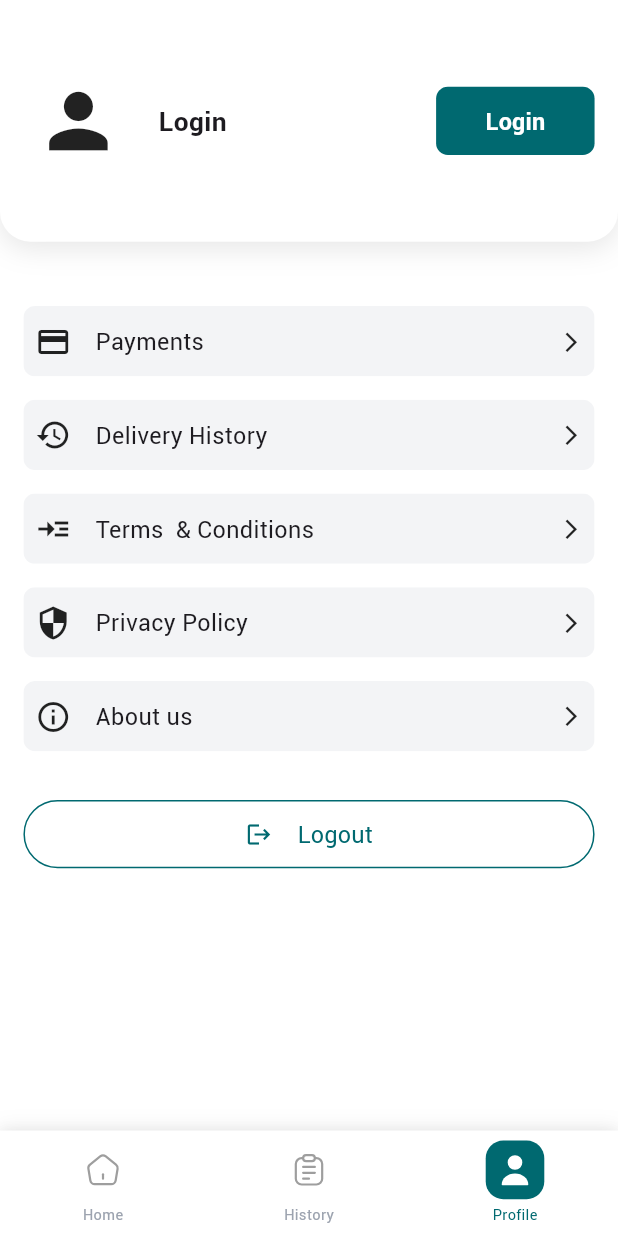
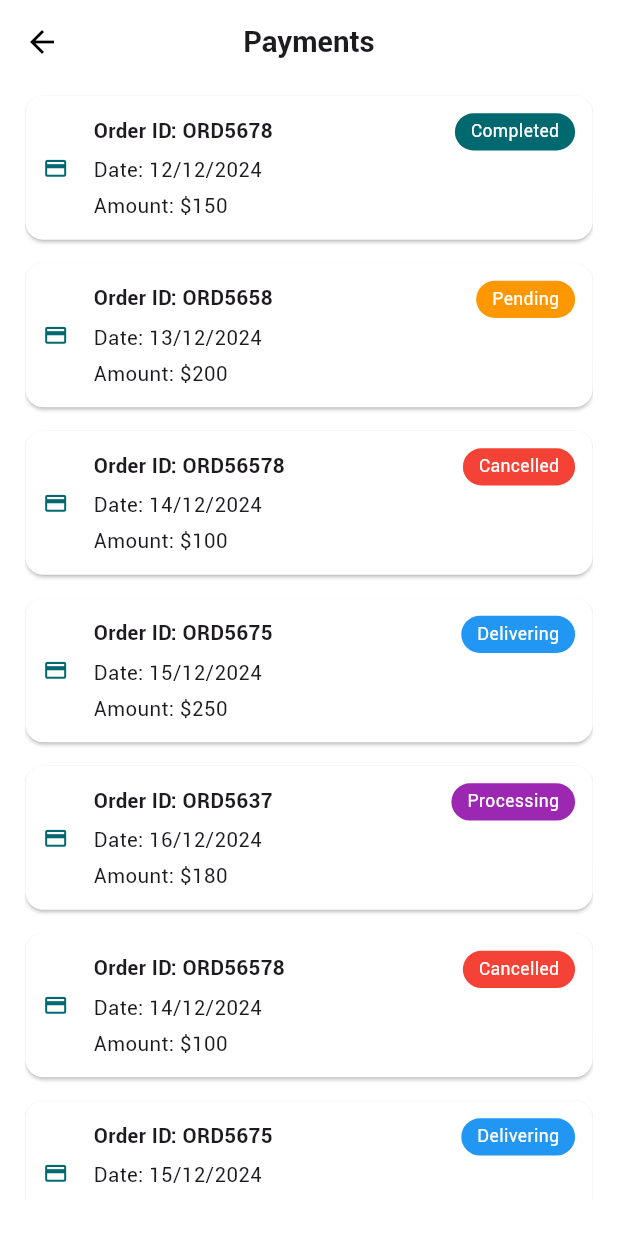
Before and after one commit to tarikbinaziz/parcel_track, a Flutter app: the DashBoardScreen screen opened by its route, item 3 of the bottom bar chosen, after a tap on "Payments", on a phone screen of 412 x 824 dp. Run offline on Flutter 3.47's test engine with Material 3 defaults, Android fonts, the phone set to English and light mode, and no system bars; our stand-ins replace cached_network_image, carousel_slider, dio, flutter_easyloading, flutter_form_builder, flutter_riverpod and 12 more; missing offline and left inert: flutter_downloader; accounts and stored records are empty; generated files the repository leaves out were written again; Roboto replaces fonts that are missing (Rotobo); project files that could hold a hidden picture were left out.

Commit message:
app is totally complete

```diff
--- a/lib/routes.dart
+++ b/lib/routes.dart
@@ -5,11 +5,13 @@ import 'package:parcel_track/views/auth/components/phone_verification.dart';
 import 'package:parcel_track/views/auth/login_screen.dart';
 import 'package:parcel_track/views/auth/signup_screen.dart';
 import 'package:parcel_track/views/dashboard/dashboard_screen.dart';
+import 'package:parcel_track/views/dashboard/history_screen/history_screen.dart';
 import 'package:parcel_track/views/dashboard/home_screen/confirm_details_screen.dart';
 import 'package:parcel_track/views/dashboard/home_screen/courier_details_screen.dart';
 import 'package:parcel_track/views/dashboard/home_screen/delivery_details_screen.dart';
 import 'package:parcel_track/views/dashboard/home_screen/details.dart';
 import 'package:parcel_track/views/dashboard/home_screen/instant_delivery_screen.dart';
+import 'package:parcel_track/views/dashboard/home_screen/notification_screen.dart';
 import 'package:parcel_track/views/dashboard/home_screen/schedule_delivery_screen.dart';
 import 'package:parcel_track/views/dashboard/profile_screen/components/about_us.dart';
 import 'package:parcel_track/views/dashboard/profile_screen/components/add_or_edit_address.dart';
@@ -17,6 +19,8 @@ import 'package:parcel_track/views/dashboard/profile_screen/components/manage_ad
 import 'package:parcel_track/views/dashboard/profile_screen/components/privacy_and_policy.dart';
 import 'package:parcel_track/views/dashboard/profile_screen/components/profile_update.dart';
 import 'package:parcel_track/views/dashboard/profile_screen/components/terms_and_conditions.dart';
+import 'package:parcel_track/views/dashboard/profile_screen/others_screen.dart';
+import 'package:parcel_track/views/dashboard/profile_screen/payments_screen.dart';
 import 'package:parcel_track/views/splash_screen/on_boarding.dart';
 import 'package:parcel_track/views/splash_screen/splash_screen.dart';
 
@@ -39,6 +43,10 @@ class Routes {
   static const courierDetailsScreen = '/courierDetails';
   static const scheduleDeliveryScreen = '/scheduleDelivery';
   static const deliveryDetailsScreen = '/deliveryDetails';
+  static const paymentListScreen = '/paymentsScreen';
+  static const historyScreen = '/historyScreen';
+  static const othersScreen = '/othersScreen';
+  static const notificationScreen = '/notificationScreen';
 
   static const cartScreen = '/cartScreen';
   static const shippingPayment = '/shippingPayment';
@@ -95,6 +103,23 @@ Route generatedRoutes(RouteSettings settings) {
     case Routes.courierDetailsScreen:
       child = const CourierDetailsScreen();
       break;
+    case Routes.paymentListScreen:
+      child = PaymentListScreen();
+      break;
+    case Routes.historyScreen:
+      child = HistoryScreen(
+        isShowBack: settings.arguments as bool,
+      );
+      break;
+    case Routes.othersScreen:
+      child = OthersScreen(
+        title: settings.arguments as String,
+      );
+      break;
+    case Routes.notificationScreen:
+      child = NotificationScreen();
+      break;
+
     case Routes.scheduleDeliveryScreen:
       child = const ScheduleDeliveryScreen();
       break;
--- a/lib/views/auth/login_screen.dart
+++ b/lib/views/auth/login_screen.dart
@@ -38,7 +38,7 @@ class _LoginScreenState extends ConsumerState<LoginScreen> {
               child: ListView(
                 padding: EdgeInsets.zero,
                 children: [
-                  60.ph,
+                  40.ph,
                   Align(
                     alignment: Alignment.center,
                     child: Image.asset(
@@ -56,7 +56,7 @@ class _LoginScreenState extends ConsumerState<LoginScreen> {
                     alignment: Alignment.center,
                     child: SizedBox(
                       width: 250.w,
-                      height: 80.h,
+                      height: 50.h,
                     ),
                   ),
 
--- a/lib/views/dashboard/dashboard_screen.dart
+++ b/lib/views/dashboard/dashboard_screen.dart
@@ -13,7 +13,7 @@ class DashBoardScreen extends ConsumerWidget {
       case 0:
         return const HomeScreen();
       case 1:
-        return const HistoryScreen();
+        return HistoryScreen();
       case 2:
         return const ProfileScreen();
       default:
--- a/lib/views/dashboard/home_screen/home_screen.dart
+++ b/lib/views/dashboard/home_screen/home_screen.dart
@@ -49,7 +49,9 @@ class HomeScreen extends StatelessWidget {
                   height: 24.h,
                   width: 24.w,
                 ),
-                onPressed: () {},
+                onPressed: () {
+                  context.nav.pushNamed(Routes.notificationScreen);
+                },
               ),
             ],
           ),
@@ -92,6 +94,7 @@ class HomeScreen extends StatelessWidget {
                             height: 124.h,
                             width: double.infinity,
                             child: _buildOptionCard(
+                              imagePath: "assets/images/png/Vector.png",
                               context,
                               title: "Instant Delivery",
                               description:
@@ -111,6 +114,7 @@ class HomeScreen extends StatelessWidget {
                             height: 124.h,
                             width: double.infinity,
                             child: _buildOptionCard(
+                              imagePath: "assets/images/png/timer_24px.png",
                               context,
                               title: "Schedule Delivery",
                               description:
@@ -190,8 +194,12 @@ class HomeScreen extends StatelessWidget {
       {required String title,
       required String description,
       required IconData icon,
-      required Color backgroundColor}) {
-    return Container(
+      required Color backgroundColor,
+      required String imagePath}) {
+    return Stack(
+      children: [
+        Container(
+          width: double.infinity,
           padding: EdgeInsets.all(12.w),
           decoration: BoxDecoration(
             color: backgroundColor,
@@ -216,6 +224,15 @@ class HomeScreen extends StatelessWidget {
               ),
             ],
           ),
+        ),
+        Align(
+          alignment: Alignment.topRight,
+          child: Image.asset(
+            imagePath,
+            color: AppColor.black.withOpacity(0.07),
+          ),
+        )
+      ],
     );
   }
 
--- /dev/null
+++ b/lib/views/dashboard/profile_screen/payments_screen.dart
@@ -0,0 +1,174 @@
+import 'package:flutter/material.dart';
+import 'package:flutter_screenutil/flutter_screenutil.dart';
+import 'package:flutter_staggered_animations/flutter_staggered_animations.dart';
+import 'package:parcel_track/config/app_color.dart';
+import 'package:parcel_track/config/app_text.dart';
+
+class PaymentListScreen extends StatelessWidget {
+  final List<Map<String, dynamic>> paymentData = [
+    {
+      "orderId": "ORD5678",
+      'date': '12/12/2024',
+      'amount': 150,
+      'status': 'Completed',
+    },
+    {
+      "orderId": "ORD5658",
+      'date': '13/12/2024',
+      'amount': 200,
+      'status': 'Pending',
+    },
+    {
+      "orderId": "ORD56578",
+      'date': '14/12/2024',
+      'amount': 100,
+      'status': 'Cancelled',
+    },
+    {
+      "orderId": "ORD5675",
+      'date': '15/12/2024',
+      'amount': 250,
+      'status': 'Delivering',
+    },
+    {
+      "orderId": "ORD5637",
+      'date': '16/12/2024',
+      'amount': 180,
+      'status': 'Processing',
+    },
+    {
+      "orderId": "ORD56578",
+      'date': '14/12/2024',
+      'amount': 100,
+      'status': 'Cancelled',
+    },
+    {
+      "orderId": "ORD5675",
+      'date': '15/12/2024',
+      'amount': 250,
+      'status': 'Delivering',
+    },
+    {
+      "orderId": "ORD5637",
+      'date': '16/12/2024',
+      'amount': 180,
+      'status': 'Processing',
+    },
+  ];
+
+  PaymentListScreen({super.key});
+
+  @override
+  Widget build(BuildContext context) {
+    return Scaffold(
+      appBar: AppBar(
+        centerTitle: true,
+        scrolledUnderElevation: 0,
+        title: Text(
+          'Payments',
+          style: AppTextStyle.title,
+        ),
+      ),
+      body: Padding(
+        padding: EdgeInsets.symmetric(horizontal: 16.0.w),
+        child: AnimationLimiter(
+          child: Padding(
+            padding: EdgeInsets.only(bottom: 24.0.h),
+            child: ListView.builder(
+              itemCount: paymentData.length,
+              itemBuilder: (context, index) {
+                final payment = paymentData[index];
+                final status = payment['status'];
+                return AnimationConfiguration.staggeredList(
+                  position: index,
+                  duration: const Duration(milliseconds: 375),
+                  child: SlideAnimation(
+                    verticalOffset: 50.0,
+                    child: FadeInAnimation(
+                      child: Card(
+                        color: Colors.white,
+                        margin: EdgeInsets.symmetric(vertical: 8.0.h),
+                        child: Padding(
+                          padding: EdgeInsets.all(12.0.r),
+                          child: Row(children: [
+                            Icon(
+                              Icons.payment,
+                              color: AppColor.primaryColor,
+                              size: 16.w,
+                            ),
+                            SizedBox(width: 16.0.w),
+                            Expanded(
+                              child: Column(
+                                crossAxisAlignment: CrossAxisAlignment.start,
+                                children: [
+                                  Row(
+                                    mainAxisAlignment:
+                                        MainAxisAlignment.spaceBetween,
+                                    children: [
+                                      Text(
+                                        'Order ID: ${payment['orderId']}',
+                                        style: AppTextStyle.title.copyWith(
+                                          fontSize: 14.sp,
+                                        ),
+                                      ),
+                                      Container(
+                                        padding: EdgeInsets.symmetric(
+                                            horizontal: 10.w, vertical: 4.h),
+                                        decoration: BoxDecoration(
+                                          borderRadius:
+                                              BorderRadius.circular(20.0.r),
+                                          color: status == "Completed"
+                                              ? AppColor.primaryColor
+                                              : status == "Pending"
+                                                  ? Colors.orange
+                                                  : status == "Cancelled"
+                                                      ? Colors.red
+                                                      : status == "Delivering"
+                                                          ? Colors.blue
+                                                          : status ==
+                                                                  "Processing"
+                                                              ? Colors.purple
+                                                              : Colors.grey,
+                                          // shape: BoxShape.circle,
+                                        ),
+                                        child: Text(
+                                          '${payment['status']}',
+                                          style:
+                                              AppTextStyle.smallBody.copyWith(
+                                            color: Colors.white,
+                                          ),
+                                        ),
+                                      )
+                                    ],
+                                  ),
+                                  SizedBox(height: 4.0.h),
+                                  Text(
+                                    'Date: ${payment['date']}',
+                                    style: AppTextStyle.normalBody.copyWith(
+                                      fontSize: 14.sp,
+                                    ),
+                                  ),
+                                  SizedBox(height: 4.0.h),
+                                  Text(
+                                    'Amount: \$${payment['amount']}',
+                                    style: AppTextStyle.normalBody.copyWith(
+                                      fontSize: 14.sp,
+                                    ),
+                                  ),
+                                ],
+                              ),
+                            )
+                          ]),
+                        ),
+                      ),
+                    ),
+                  ),
+                );
+              },
+            ),
+          ),
+        ),
+      ),
+    );
+  }
+}
--- a/lib/views/dashboard/profile_screen/profile_screen.dart
+++ b/lib/views/dashboard/profile_screen/profile_screen.dart
@@ -3,6 +3,7 @@ import 'package:flutter/material.dart';
 import 'package:flutter_form_builder/flutter_form_builder.dart';
 import 'package:flutter_riverpod/flutter_riverpod.dart';
 import 'package:flutter_screenutil/flutter_screenutil.dart';
+import 'package:flutter_staggered_animations/flutter_staggered_animations.dart';
 import 'package:hive_flutter/hive_flutter.dart';
 import 'package:parcel_track/components/custom_button.dart';
 import 'package:parcel_track/config/app_color.dart';
@@ -23,49 +24,66 @@ class ProfileScreen extends StatelessWidget {
   Widget build(BuildContext context) {
     return Scaffold(
       backgroundColor: context.isDarkMode ? AppColor.grayBlackBG : Colors.white,
-      body: ValueListenableBuilder(
-          valueListenable: Hive.box(AppConstants.authBox).listenable(),
-          builder: (context, Box authBox, child) {
-            final isLoggedIn = authBox.get(AppConstants.authToken) != null;
-            return Column(
+      body: SingleChildScrollView(
+        child: AnimationLimiter(
+            child: Column(
+                children: AnimationConfiguration.toStaggeredList(
+          duration: const Duration(milliseconds: 375),
+          childAnimationBuilder: (widget) => SlideAnimation(
+            verticalOffset: 50.0,
+            child: FadeInAnimation(
+              child: widget,
+            ),
+          ),
           children: [
             _profileHeader(context),
             24.ph,
-                Container(
-                  width: double.infinity,
-                  padding:
-                      const EdgeInsets.symmetric(horizontal: 16, vertical: 20)
-                          .r,
+            Padding(
+              padding: const EdgeInsets.all(16.0),
               child: Column(
                 children: [
                   OthersButton(
                     iconPath: Icons.payment,
                     title: "Payments",
-                        onTap: () {},
+                    onTap: () {
+                      context.nav.pushNamed(Routes.paymentListScreen);
+                    },
                   ),
                   16.ph,
                   OthersButton(
                     iconPath: Icons.history,
                     title: "Delivery History",
-                        onTap: () {},
+                    onTap: () {
+                      context.nav
+                          .pushNamed(Routes.historyScreen, arguments: true);
+                    },
                   ),
                   16.ph,
                   OthersButton(
                     iconPath: Icons.read_more,
                     title: S.of(context).termsAndConditions,
-                        onTap: () {},
+                    onTap: () {
+                      context.nav.pushNamed(Routes.othersScreen,
+                          arguments: "Terms & Conditions");
+                    },
                   ),
                   16.ph,
                   OthersButton(
                     iconPath: Icons.security,
                     title: S.of(context).privacyPolicy,
-                        onTap: () {},
+                    onTap: () {
+                      context.nav.pushNamed(Routes.othersScreen,
+                          arguments: "Privacy Policy");
+                    },
                   ),
                   16.ph,
                   OthersButton(
                     iconPath: Icons.info_outline,
                     title: S.of(context).aboutUs,
-                        onTap: () {},
+                    onTap: () {
+                      context.nav.pushNamed(Routes.othersScreen,
+                          arguments: "About Us");
+                    },
                   ),
                   32.ph,
                   SizedBox(
@@ -75,13 +93,11 @@ class ProfileScreen extends StatelessWidget {
                         logoutpopup(context);
                       },
                       style: ButtonStyle(
-                            shape: WidgetStateProperty.all(
-                                RoundedRectangleBorder(
+                        shape: WidgetStateProperty.all(RoundedRectangleBorder(
                             borderRadius: BorderRadius.circular(50.r))),
                         side: WidgetStateProperty.all(
                             const BorderSide(color: AppColor.primaryColor)),
-                            padding: WidgetStateProperty.all(
-                                EdgeInsets.symmetric(
+                        padding: WidgetStateProperty.all(EdgeInsets.symmetric(
                             horizontal: 16.r, vertical: 12.r)),
                       ),
                       child: Row(
@@ -100,13 +116,13 @@ class ProfileScreen extends StatelessWidget {
                         ],
                       ),
                     ),
-                      )
+                  ),
                 ],
               ),
             )
           ],
-            );
-          }),
+        ))),
+      ),
     );
   }
 
@@ -185,37 +201,50 @@ class ProfileScreen extends StatelessWidget {
                   ),
                 )
               : Row(
+                  mainAxisAlignment: MainAxisAlignment.center,
                   crossAxisAlignment: CrossAxisAlignment.center,
                   children: [
+                    Column(
+                      mainAxisSize: MainAxisSize.min,
+                      children: [
+                        30.ph,
                         Container(
-                      height: 75.r,
-                      width: 75.r,
-                      clipBehavior: Clip.antiAlias,
-                      decoration: const BoxDecoration(
+                          decoration: BoxDecoration(
                             shape: BoxShape.circle,
+                            color: AppColor.cardLightBg,
                           ),
+                          child: Padding(
+                            padding: const EdgeInsets.all(16.0),
                             child: Icon(
                               Icons.person,
-                        size: 60.h,
+                              size: 30.h,
                             ),
                           ),
-                    16.pw,
+                        ),
+                        8.pw,
+                        Row(
+                          children: [
                             Text(
-                      S.of(context).login,
-                      style: AppTextStyle.normalBody.copyWith(
-                        fontSize: 18.sp,
-                        fontWeight: FontWeight.w700,
+                              "Dev Tarik Bin Aziz",
+                              style: AppTextStyle.title.copyWith(
+                                fontSize: 14.sp,
+                                fontWeight: FontWeight.w500,
                               ),
                             ),
-                    const Spacer(),
-                    SizedBox(
-                      width: 100.w,
-                      child: CustomButton(
-                        onPressed: () {
-                          context.nav.pushNamed(Routes.login);
-                        },
-                        text: S.of(context).login,
+
+                            // GestureDetector(
+                            //   onTap: () {
+                            //     context.nav.pushNamed(Routes.login);
+                            //   },
+                            //   child: Text(S.of(context).login,
+                            //       style: AppTextStyle.title.copyWith(
+                            //         fontSize: 14.sp,
+                            //         color: AppColor.primaryColor,
+                            //       )),
+                            // )
+                          ],
                         ),
+                      ],
                     ),
                   ],
                 ),
@@ -503,7 +532,7 @@ class OthersButton extends StatelessWidget {
                 Text(
                   title,
                   style: AppTextStyle.normalBody.copyWith(
-                    fontSize: 16.sp,
+                    fontSize: 14.sp,
                     fontWeight: FontWeight.w400,
                   ),
                 ),
```
Also changed, not shown: lib/views/auth/signup_screen.dart (+5 -6 lines), lib/views/dashboard/history_screen/history_screen.dart (+6 -2 lines), lib/views/dashboard/home_screen/delivery_details_screen.dart (+29 -22 lines), lib/views/dashboard/home_screen/notification_screen.dart (added, +115 -0 lines), lib/views/dashboard/profile_screen/others_screen.dart (added, +24 -0 lines), pubspec.lock. Lines whose indentation alone changed are shown as unchanged.
